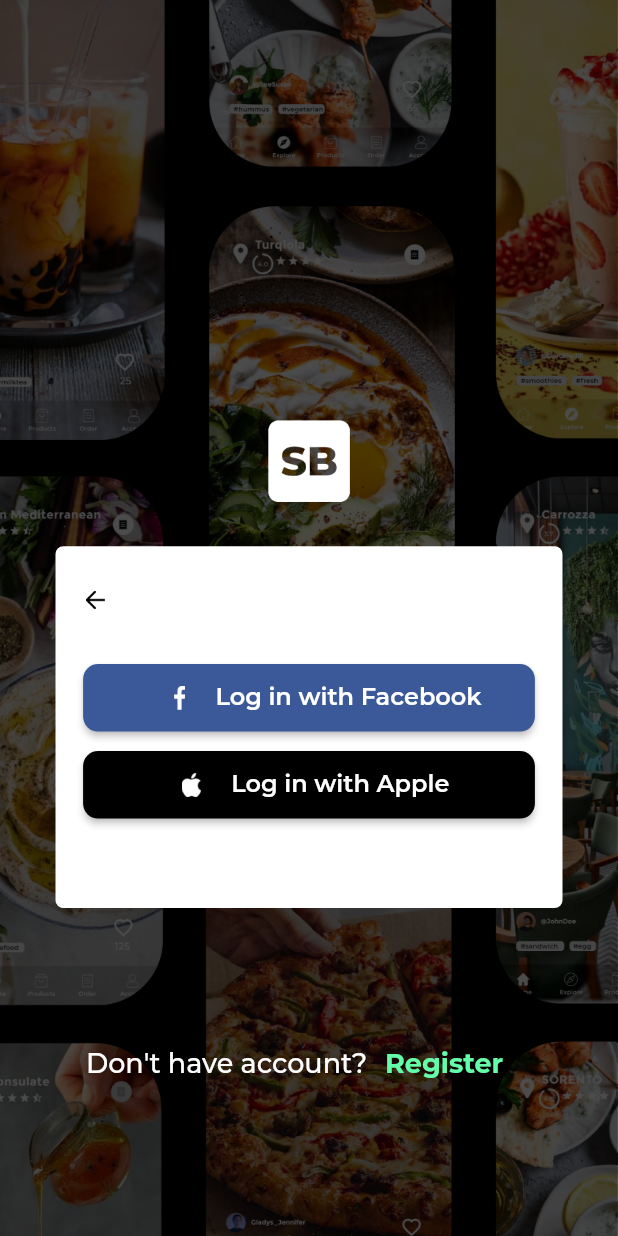
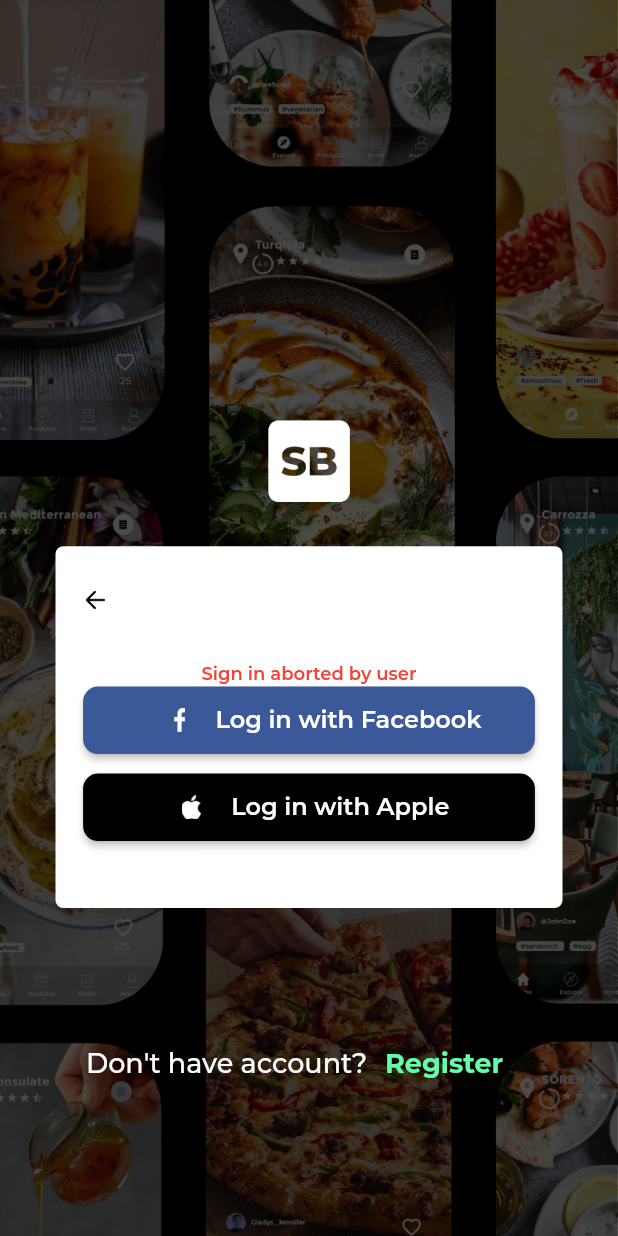
Before and after one commit to nurqomari/sevenbutlers, a Flutter app: the Login2 screen opened by its route, after a tap on "Log in with Apple", on a phone screen of 412 x 824 dp. Run offline on Flutter 3.47's test engine with Material 2 defaults, Android fonts, the phone set to English and light mode, and no system bars; our stand-ins replace bloc, dio, equatable, flushbar, flutter_bloc, flutter_local_notifications and 2 more; missing offline and left inert: flutter_facebook_login; accounts and stored records are empty; network calls fail; project files that could hold a hidden picture were left out.

Commit message:
add bloc to social login

```diff
--- a/lib/core/auth/login/login_api_provider.dart
+++ b/lib/core/auth/login/login_api_provider.dart
@@ -34,11 +34,11 @@ class LoginApiProvider {
         else
           emailError = error;
 
-        return LoginData(false, null, LoginError(emailError, passwordError));
+        return LoginData(false, null, error, true);
       }
     } catch (e) {
       print("Error : " + e.toString());
-      return LoginData(false, null, LoginError("", "", e.toString()));
+      return LoginData(false, null, e.toString(), true);
     }
   }
 
--- a/lib/ui/login/data/login_data.dart
+++ b/lib/ui/login/data/login_data.dart
@@ -3,16 +3,18 @@ import 'package:sevenbutlers/domain/user.dart';
 class LoginData {
   bool isLogin = false;
   UserData data;
-  LoginError error;
+  String error;
+  bool isError = false;
   bool onProgress = false;
 
-  LoginData(this.isLogin, this.data, this.error);
+  LoginData(this.isLogin, this.data, this.error, [this.isError]);
 
   LoginData.init() {
     isLogin = false;
     data = null;
-    error = LoginError.init();
+    error = "";
     onProgress = false;
+    isError = false;
   }
 }
 
--- a/lib/ui/login/events/login_bloc.dart
+++ b/lib/ui/login/events/login_bloc.dart
@@ -4,6 +4,7 @@ import 'package:sevenbutlers/ui/login/data/login_data.dart';
 import 'package:sevenbutlers/ui/login/events/login_event.dart';
 import 'package:sevenbutlers/ui/login/events/login_state.dart';
 import 'package:sevenbutlers/utils/services/session_manager.dart';
+import 'package:sevenbutlers/utils/services/social_login_service.dart';
 
 class LoginBloc extends Bloc<LoginEvent, LoginState> {
   @override
@@ -13,8 +14,45 @@ class LoginBloc extends Bloc<LoginEvent, LoginState> {
     add(AttemptLoginEvent(email, password));
   }
 
+  void attemptSocialLogin(String provider) {
+    add(AttemptSocialLoginEvent(provider));
+  }
+
   @override
   Stream<LoginState> mapEventToState(LoginEvent event) async* {
+    if (event is AttemptSocialLoginEvent) {
+      final params = event;
+      SocialLoginService loginService = new SocialLoginService();
+      LoginData result;
+      result = LoginData.init();
+      result.onProgress = true;
+      yield LoginState(result);
+      if (params.provider == "facebook") {
+        final response = await loginService.signInWithFacebook();
+        if (response.isLogin) {
+          print("user data: " + response.data.toString());
+
+          result = LoginData(true, response.data, "", false);
+          SessionManager session = SessionManager();
+          session.setLogin(response.data);
+        } else {
+          result = response;
+        }
+      }
+      if (params.provider == "google") {
+        final response = await loginService.signInWithGoogle();
+        if (response.isLogin) {
+          print("user data: " + response.data.toString());
+
+          result = LoginData(true, response.data, "", false);
+          SessionManager session = SessionManager();
+          session.setLogin(response.data);
+        } else {
+          result = response;
+        }
+      }
+      yield LoginState(result);
+    }
     if (event is AttemptLoginEvent) {
       final params = event;
       bool isValid = true;
@@ -49,7 +87,7 @@ class LoginBloc extends Bloc<LoginEvent, LoginState> {
         if (response.isLogin) {
           print("user data: " + response.data.toString());
 
-          result = LoginData(true, response.data, LoginError.init());
+          result = LoginData(true, response.data, "", false);
           SessionManager session = SessionManager();
           session.setLogin(response.data);
         } else {
@@ -58,7 +96,7 @@ class LoginBloc extends Bloc<LoginEvent, LoginState> {
 
         yield LoginState(result);
       } else {
-        result = LoginData(false, null, error);
+        result = LoginData(false, null, "", false);
         yield LoginState(result);
       }
     }
--- a/lib/ui/login/events/login_event.dart
+++ b/lib/ui/login/events/login_event.dart
@@ -1,33 +1,30 @@
-
-
 import 'package:equatable/equatable.dart';
 
 abstract class LoginEvent extends Equatable {
-
   @override
   List<Object> get props => [];
 }
 
+class AttemptSocialLoginEvent extends LoginEvent {
+  final String provider;
+
+  AttemptSocialLoginEvent(this.provider);
+}
 
 class AttemptLoginEvent extends LoginEvent {
-
   final String email;
   final String password;
 
   AttemptLoginEvent(this.email, this.password);
-
 }
 
-class AttemptResetPasswordEvent extends LoginEvent{
-
+class AttemptResetPasswordEvent extends LoginEvent {
   final String email;
   AttemptResetPasswordEvent(this.email);
-
 }
 
-class AttemptChangePasswordEvent extends LoginEvent{
-
-  final String oldPassword,newPassword,validatePassword;
-  AttemptChangePasswordEvent(this.oldPassword,this.newPassword,this.validatePassword);
-
+class AttemptChangePasswordEvent extends LoginEvent {
+  final String oldPassword, newPassword, validatePassword;
+  AttemptChangePasswordEvent(
+      this.oldPassword, this.newPassword, this.validatePassword);
 }
--- a/lib/ui/login/events/login_state.dart
+++ b/lib/ui/login/events/login_state.dart
@@ -5,6 +5,5 @@ class LoginState {
 
   LoginState(this.data);
 
-  factory LoginState.initial() =>
-      LoginState(LoginData(false, null, LoginError("", "")));
+  factory LoginState.initial() => LoginState(LoginData(false, null, "", false));
 }
--- a/lib/ui/login/login2.dart
+++ b/lib/ui/login/login2.dart
@@ -4,7 +4,7 @@ import 'package:flutter_bloc/flutter_bloc.dart';
 import 'package:sevenbutlers/ui/login/events/login_bloc.dart';
 import 'package:sevenbutlers/ui/login/events/login_state.dart';
 import 'package:sevenbutlers/utils/helpers/hex_color.dart';
-import 'package:sevenbutlers/utils/services/social_login_service.dart';
+// import 'package:sevenbutlers/utils/services/social_login_service.dart';
 
 class Login2 extends StatefulWidget {
   @override
@@ -14,8 +14,14 @@ class Login2 extends StatefulWidget {
 class _Login2State extends State<Login2> {
   LoginBloc loginBloc;
 
+  @override
+  void initState() {
+    super.initState();
+    loginBloc = BlocProvider.of<LoginBloc>(context);
+  }
+
   Widget build(BuildContext context) {
-    SocialLoginService loginService = new SocialLoginService();
+    // SocialLoginService loginService = new SocialLoginService();
     return Scaffold(
         body: Container(
             decoration: BoxDecoration(
@@ -27,7 +33,8 @@ class _Login2State extends State<Login2> {
                 child: BlocListener<LoginBloc, LoginState>(
                     listener: (context, state) {
               if (state.data.isLogin) {
-                Navigator.pushReplacementNamed(context, '/dashboard');
+                Navigator.pushNamedAndRemoveUntil(
+                    context, "/dashboard", (route) => false);
               }
             }, child: BlocBuilder<LoginBloc, LoginState>(
                         builder: (context, state) {
@@ -69,9 +76,29 @@ class _Login2State extends State<Login2> {
                             ],
                           ),
                           SizedBox(height: 35),
+                          Center(
+                            child: Visibility(
+                              visible: state.data.onProgress,
+                              child: CircularProgressIndicator(),
+                            ),
+                          ),
+                          Center(
+                            child: Visibility(
+                              visible: state.data.isError,
+                              child: Text(
+                                state.data.error ?? '',
+                                style: TextStyle(
+                                    color: Colors.red,
+                                    fontSize: 12,
+                                    fontFamily: "Montserrat",
+                                    fontWeight: FontWeight.w600),
+                              ),
+                            ),
+                          ),
                           MaterialButton(
                             onPressed: () {
-                              loginService.signInWithFacebook();
+                              // loginService.signInWithFacebook();
+                              loginBloc.attemptSocialLogin("facebook");
                             },
                             textColor: Colors.white,
                             color: HexColor("#3b5998"),
@@ -108,7 +135,8 @@ class _Login2State extends State<Login2> {
                           SizedBox(height: 10),
                           MaterialButton(
                             onPressed: () {
-                              loginService.signInWithGoogle();
+                              // loginService.signInWithGoogle();
+                              loginBloc.attemptSocialLogin("google");
                             },
                             textColor: Colors.white,
                             color: Colors.black,
--- a/lib/utils/services/social_login_service.dart
+++ b/lib/utils/services/social_login_service.dart
@@ -2,15 +2,15 @@ import 'package:dio/dio.dart';
 import 'package:flutter/services.dart';
 import 'package:flutter_facebook_login/flutter_facebook_login.dart';
 import 'package:google_sign_in/google_sign_in.dart';
-import 'package:http/http.dart' as http;
 import 'dart:convert';
 import 'package:sevenbutlers/domain/user.dart';
+import 'package:sevenbutlers/ui/login/data/login_data.dart';
 import 'package:sevenbutlers/utils/services/app_url.dart';
 import 'package:sevenbutlers/utils/services/session_manager.dart';
 
 class SocialLoginService {
   SessionManager session = new SessionManager();
-  Future<UserData> signInWithGoogle() async {
+  Future<LoginData> signInWithGoogle() async {
     final GoogleSignIn googleSignIn = GoogleSignIn();
     final GoogleSignInAccount googleUser = await googleSignIn.signIn();
 
@@ -34,9 +34,11 @@ class SocialLoginService {
             loginData = response.data;
           } else {
             print("Error : " + response.data.toString());
+            return LoginData(false, null, response.data.toString(), true);
           }
         } catch (e) {
           print("Error : " + e.toString());
+          return LoginData(false, null, e.toString(), true);
         }
         user.access_token = loginData['access_token'];
         user.email = loginData['email'];
@@ -53,20 +55,18 @@ class SocialLoginService {
         user.token_type = loginData['token_type'];
         // user.username = loginData['username'];
         user.photo_url = googleUser.photoUrl;
-        session.setLogin(user);
-        return user;
+
+        LoginData loginInfo = LoginData(true, user, "", false);
+        return loginInfo;
       } else {
-        throw PlatformException(
-            code: 'ERROR_MISSING_GOOGLE_AUTH_TOKEN',
-            message: 'Missing Google Auth Token');
+        return LoginData(false, null, 'Missing Google Auth Token', true);
       }
     } else {
-      throw PlatformException(
-          code: 'ERROR_ABORTED_BY_USER', message: 'Sign in aborted by user');
+      return LoginData(false, null, 'Sign in aborted by user', true);
     }
   }
 
-  Future<UserData> signInWithFacebook() async {
+  Future<LoginData> signInWithFacebook() async {
     final FacebookLogin facebookLogin = FacebookLogin();
     final FacebookLoginResult result = await facebookLogin.logIn(['email']);
     if (result.accessToken != null) {
@@ -89,9 +89,11 @@ class SocialLoginService {
           loginData = response.data;
         } else {
           print("Error : " + response.data.toString());
+          return LoginData(false, null, response.data.toString(), true);
         }
       } catch (e) {
         print("Error : " + e.toString());
+        return LoginData(false, null, e.toString(), true);
       }
 
       final user = new UserData();
@@ -111,11 +113,10 @@ class SocialLoginService {
       user.token_type = loginData['token_type'];
       // user.username = loginData['username'];
       user.photo_url = profile['picture']['data']['url'];
-      session.setLogin(user);
-      return user;
+      LoginData loginInfo = LoginData(true, user, "", false);
+      return loginInfo;
     } else {
-      throw PlatformException(
-          code: 'ERROR_ABORTED_BY_USER', message: 'Sign in aborted by user');
+      return LoginData(false, null, 'Sign in aborted by user', true);
     }
   }
 
```
Also changed, not shown: lib/ui/login/login3.dart (+82 -30 lines), lib/ui/register/register2.dart (+8 -2 lines).
